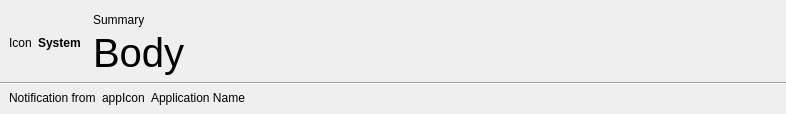
This is notificationdialog.ui in vicr123/theshell as Qt 5 draws it before an edit. The edited form follows.
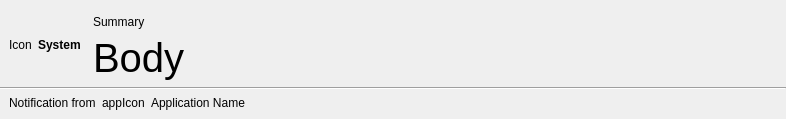
This is the edited form. The open tabs and pages were chosen to show the change. Icons and pictures are not drawn.

What changed in the file:
```diff
--- a/notificationdialog.ui
+++ b/notificationdialog.ui
@@ -7,7 +7,7 @@
     <x>0</x>
     <y>0</y>
     <width>786</width>
-    <height>114</height>
+    <height>119</height>
    </rect>
   </property>
   <property name="windowTitle">
```
Left out of the diff: 8 changed lines with no effect on the pictures.
